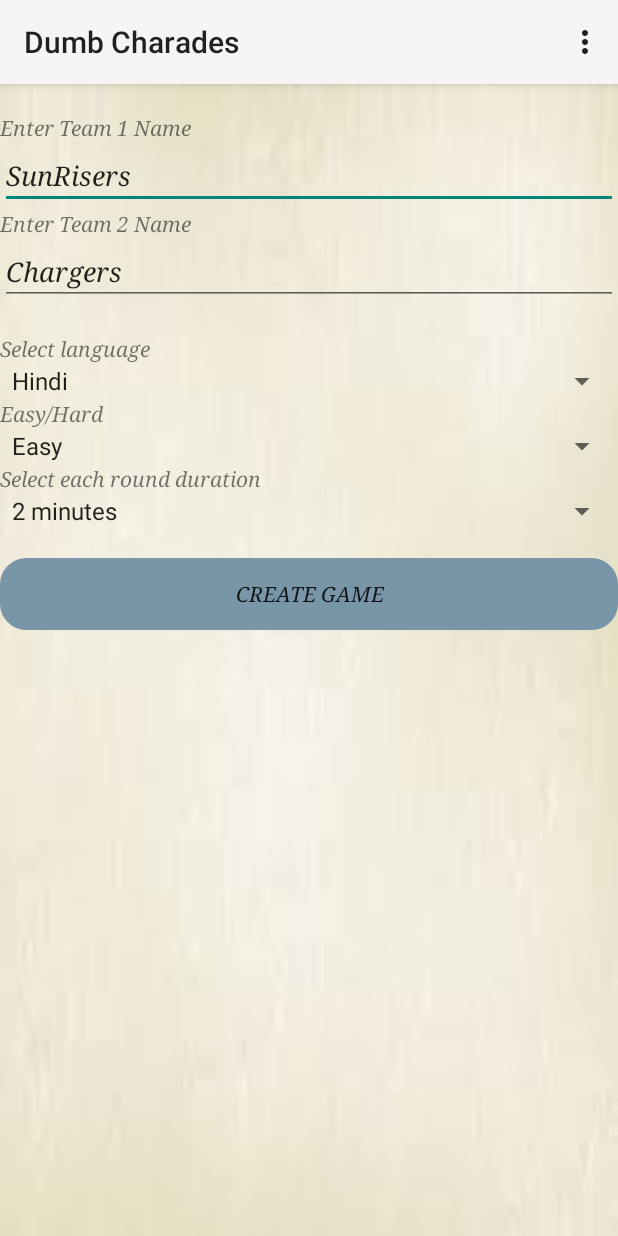
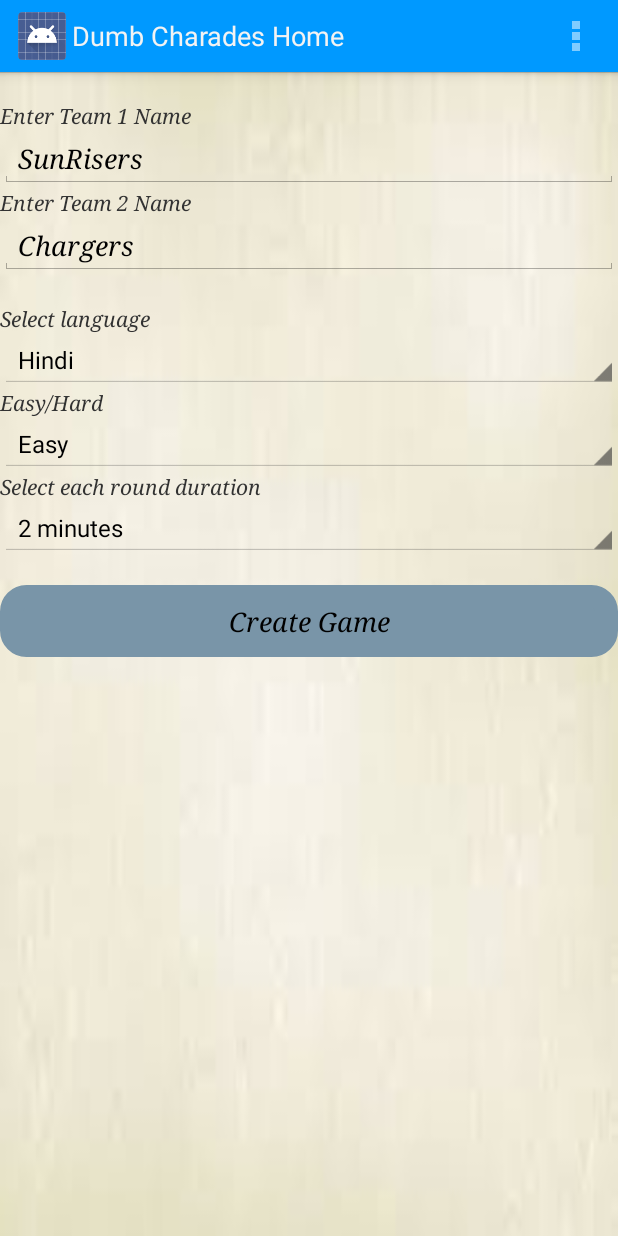
Before and after one commit to kishorependyala/DumbCharades, an Android app: the screen it shows after launch (HomeScreenActivity), on a phone screen of 412 x 824 dp. Run offline under Robolectric (Android 15) with nearby library versions, the phone set to English and light mode, and no system bars.

Commit message:
changed the colour of Action bar

```diff
--- a/app/src/main/res/values/styles.xml
+++ b/app/src/main/res/values/styles.xml
@@ -5,4 +5,13 @@
         <!-- Customize your theme here. -->
     </style>
 
+    <style name="blue_b" parent="@android:style/Theme.Holo.Light.DarkActionBar">
+
+        <item name="android:actionBarStyle">@style/blue</item>
+    </style>
+
+    <style name="blue" parent="@android:style/Widget.Holo.Light.ActionBar.Solid.Inverse">
+
+        <item name="android:background">@drawable/blue</item>
+    </style>
 </resources>
```
Also changed, not shown: app/src/main/AndroidManifest.xml (+4 -4 lines), app/src/main/res/drawable/blue.gif (added), 1 other file.
